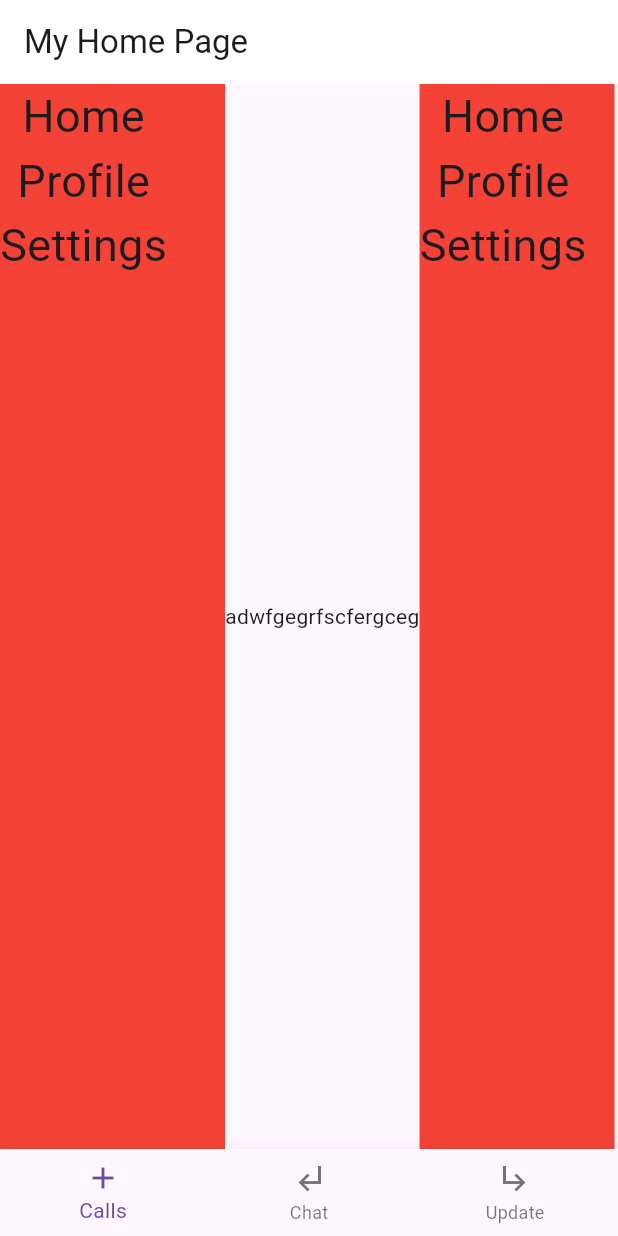
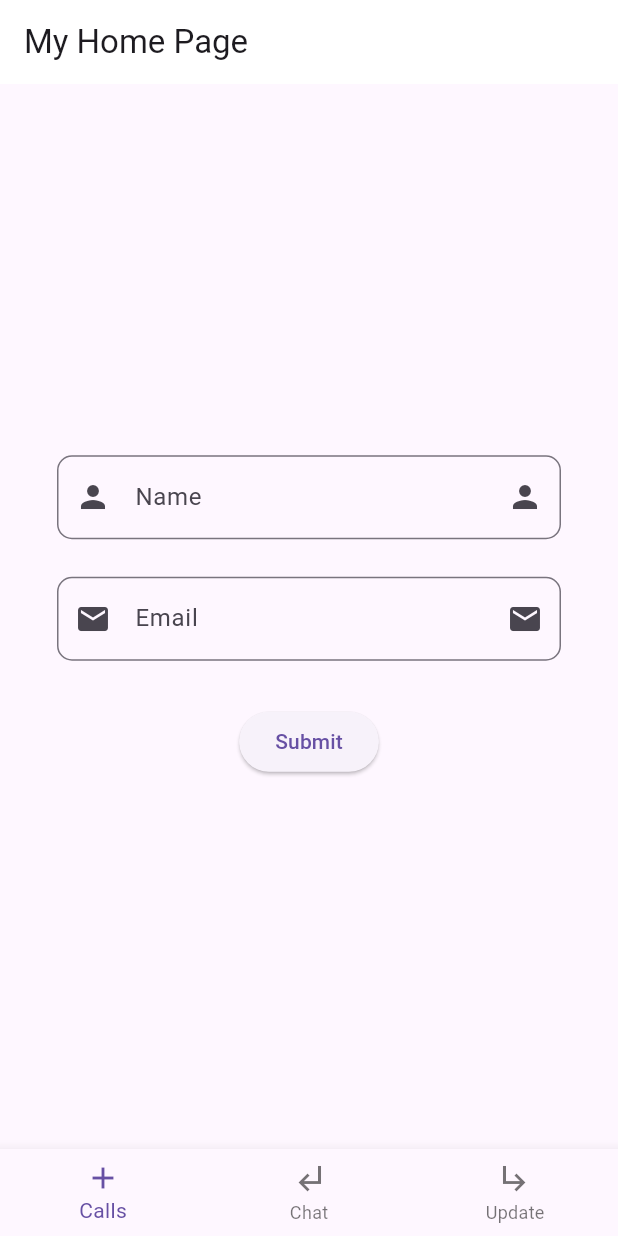
Before and after one commit to EswarVarma91/flutter_training, a Flutter app: the screen it shows after launch, on a phone screen of 412 x 824 dp. Run offline on Flutter 3.47's test engine with Material 3 defaults, Android fonts, the phone set to English and light mode, and no system bars.

Commit message:
text form field, form key, button & extension

```diff
--- a/lib/main.dart
+++ b/lib/main.dart
@@ -10,7 +10,7 @@ class MyApp extends StatelessWidget {
 
   @override
   Widget build(BuildContext context) {
-    return const MaterialApp(
+    return MaterialApp(
       home: MyHomePage(),
     );
   }
--- /dev/null
+++ b/lib/on/call_screen.dart
@@ -0,0 +1,90 @@
+import 'package:flutter/material.dart';
+import 'package:untitled1/utils/validator.dart';
+
+class CallScreen extends StatefulWidget {
+  const CallScreen({super.key});
+
+  @override
+  State<CallScreen> createState() => _CallScreenState();
+}
+
+class _CallScreenState extends State<CallScreen> {
+
+  TextEditingController _controllerName = TextEditingController();
+  TextEditingController _controllerEmail = TextEditingController();
+  final GlobalKey<FormState> _formKey = GlobalKey<FormState>();
+
+  @override
+  void initState() {
+    super.initState();
+    // _controller.addListener((){
+    //   print(_controller.text.toString());
+    // });
+  }
+
+  @override
+  Widget build(BuildContext context) {
+    return Scaffold(
+      body: Center(
+        child: Padding(
+          padding: const EdgeInsets.only(left: 38.0,right: 38.0),
+          child: Column(
+            mainAxisAlignment: MainAxisAlignment.center,
+            crossAxisAlignment: CrossAxisAlignment.start,
+            children: [
+              Form(
+                key: _formKey,
+                child: Column(children: [
+                  TextFormField(
+                    validator: (value) {
+                      if(value!.length < 1){
+                        return "Please Enter Person Name";
+                      }
+                    },
+                    controller: _controllerName,
+                    decoration: InputDecoration(
+                        labelText: "Name",
+                        hintText: "Person Name",
+                        suffixIcon: Icon(Icons.person),
+                        prefixIcon: Icon(Icons.person),
+                        border: OutlineInputBorder(
+                            borderRadius: BorderRadius.circular(10)
+                        )
+                    ),
+                  ),
+                  SizedBox(height: 25,),
+                  TextFormField(
+                    autocorrect: true,
+                    controller: _controllerEmail,
+                    validator: (value) {
+                      if(value!.length < 1){
+                        return "Please Enter Email";
+                      }else if(!value.isValidEmail()){
+                        return 'Please Enter Correct Email';
+                      }
+                    },
+                    decoration: InputDecoration(
+                        labelText: "Email",
+                        hintText: "Email Name",
+                        suffixIcon: Icon(Icons.email),
+                        prefixIcon: Icon(Icons.email),
+                        border: OutlineInputBorder(
+                            borderRadius: BorderRadius.circular(10)
+                        )
+                    ),
+                  ),
+                  SizedBox(height: 30,),
+                  ElevatedButton(onPressed: (){
+                    _formKey.currentState!.validate();
+                  }, child: Text("Submit"))
+                ],)
+              )
+            ],),
+        ),
+      ),
+    );
+  }
+
+
+
+}
--- a/lib/screens/home_page.dart
+++ b/lib/screens/home_page.dart
@@ -1,5 +1,7 @@
 import 'package:flutter/material.dart';
-import 'package:untitled1/screens/side_menu.dart';
+import 'package:untitled1/on/call_screen.dart';
+import 'package:untitled1/on/chat_screen.dart';
+import 'package:untitled1/on/update_screen.dart';
 
 class MyHomePage extends StatefulWidget {
   const MyHomePage({super.key});
@@ -9,10 +11,24 @@ class MyHomePage extends StatefulWidget {
 }
 
 class _MyHomePageState extends State<MyHomePage> {
+  int curIndex = 0;
+
+  final List<Widget> _screens = [
+    CallScreen(),
+    ChatScreen(),
+    UpdateScreen(),
+  ];
+
   @override
   Widget build(BuildContext context) {
     return Scaffold(
       bottomNavigationBar: BottomNavigationBar(
+        currentIndex: curIndex,
+        onTap: (index){
+          setState(() {
+            curIndex = index;
+          });
+        },
         items: [
           BottomNavigationBarItem(
             label: "Calls",
@@ -74,15 +90,7 @@ class _MyHomePageState extends State<MyHomePage> {
           "My Home Page",
         ),
       ),
-      body: Row(
-        mainAxisSize: MainAxisSize.min,
-        children: [
-          SizedBox(width: 150, child: SideMenu()),
-          Text("adwfgegr"),
-          Text("fscfergceg"),
-          SizedBox(width: 130, child: SideMenu()),
-        ],
-      ),
+      body: _screens[curIndex]
     );
   }
 }
```
Also changed, not shown: lib/on/chat_screen.dart (added, +13 -0 lines), lib/on/update_screen.dart (added, +13 -0 lines), lib/utils/validator.dart (added, +11 -0 lines), pubspec.lock.
